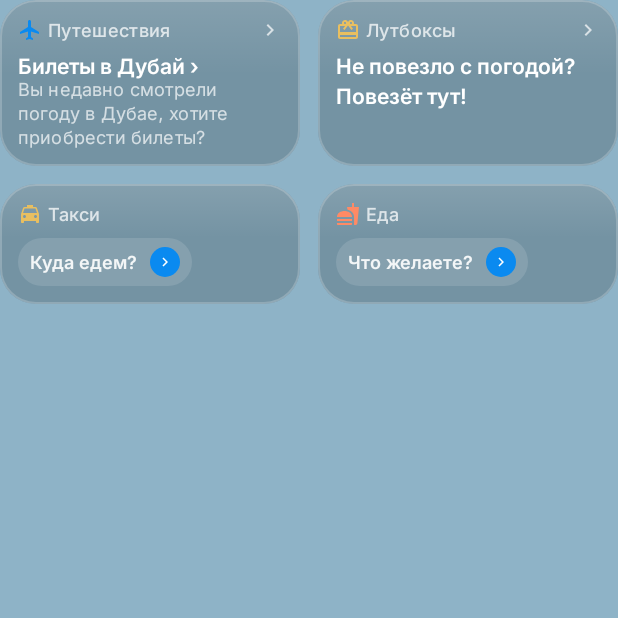
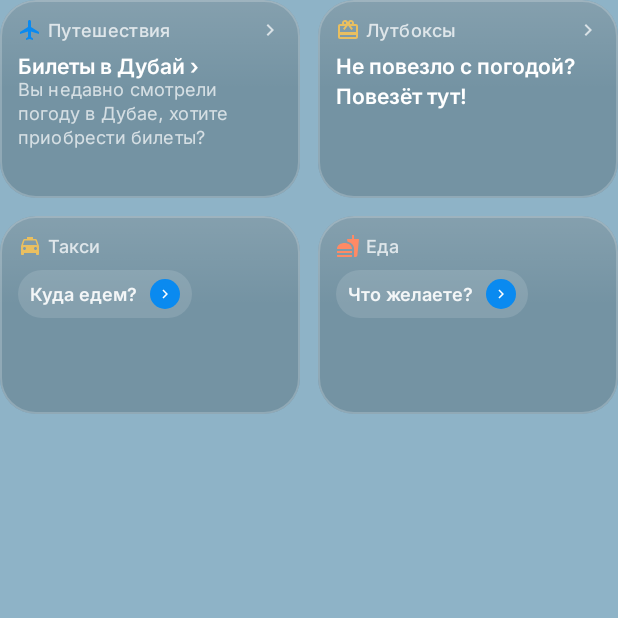
Before and after one commit to sobachiyaicha/KOCHWeather, an Android app built with Jetpack Compose: the composable ServicesGrid shown on its own in the app's theme, on a phone screen of 412 x 824 dp, the top half of it. Run offline under Robolectric (Android 15) with nearby library versions, the phone set to English and light mode, and no system bars.

Commit message:
perf(ui): drop intrinsics, lighten forecast rows, defer sheet content and preload sky photos

```diff
--- a/app/src/main/kotlin/com/koch/weather/ui/main/MainCards.kt
+++ b/app/src/main/kotlin/com/koch/weather/ui/main/MainCards.kt
@@ -12,6 +12,7 @@ import androidx.compose.foundation.layout.Spacer
 import androidx.compose.foundation.layout.fillMaxHeight
 import androidx.compose.foundation.layout.fillMaxWidth
 import androidx.compose.foundation.layout.height
+import androidx.compose.foundation.layout.heightIn
 import androidx.compose.foundation.layout.padding
 import androidx.compose.foundation.layout.size
 import androidx.compose.foundation.layout.width
@@ -226,7 +227,6 @@ internal fun ServicesGrid(
     val colors = LocalKochColors.current
     Column(verticalArrangement = Arrangement.spacedBy(KochSpace.m)) {
         Row(
-            modifier = Modifier.height(IntrinsicSize.Min),
             horizontalArrangement = Arrangement.spacedBy(KochSpace.m)
         ) {
             ServiceCard(
@@ -237,7 +237,7 @@ internal fun ServicesGrid(
                 iconTint = colors.accent,
                 showChevron = true,
                 onClick = onOpenFlight,
-                modifier = Modifier.weight(1f).fillMaxHeight()
+                modifier = Modifier.weight(1f).heightIn(min = 132.dp)
             )
             ServiceCard(
                 label = "Лутбоксы",
@@ -246,11 +246,10 @@ internal fun ServicesGrid(
                 iconTint = colors.accentPromo,
                 showChevron = true,
                 onClick = onOpenLootbox,
-                modifier = Modifier.weight(1f).fillMaxHeight()
+                modifier = Modifier.weight(1f).heightIn(min = 132.dp)
             )
         }
         Row(
-            modifier = Modifier.height(IntrinsicSize.Min),
             horizontalArrangement = Arrangement.spacedBy(KochSpace.m)
         ) {
             ServiceCard(
@@ -259,7 +258,7 @@ internal fun ServicesGrid(
                 iconTint = colors.accentPromo,
                 chip = "Куда едем?",
                 onClick = onOpenTaxi,
-                modifier = Modifier.weight(1f).fillMaxHeight()
+                modifier = Modifier.weight(1f).heightIn(min = 132.dp)
             )
             ServiceCard(
                 label = "Еда",
@@ -267,7 +266,7 @@ internal fun ServicesGrid(
                 iconTint = Color(0xFFFF8A65),
                 chip = "Что желаете?",
                 onClick = onOpenFood,
-                modifier = Modifier.weight(1f).fillMaxHeight()
+                modifier = Modifier.weight(1f).heightIn(min = 132.dp)
             )
         }
     }
```
Also changed, not shown: app/src/main/kotlin/com/koch/weather/ui/design/KochBackground.kt (+6 -2 lines), app/src/main/kotlin/com/koch/weather/ui/design/KochSheet.kt (+15 -0 lines), app/src/main/kotlin/com/koch/weather/ui/main/MainScreen.kt (+14 -0 lines), app/src/main/kotlin/com/koch/weather/ui/main/MainWeatherCards.kt (+21 -7 lines), 1 other file.
